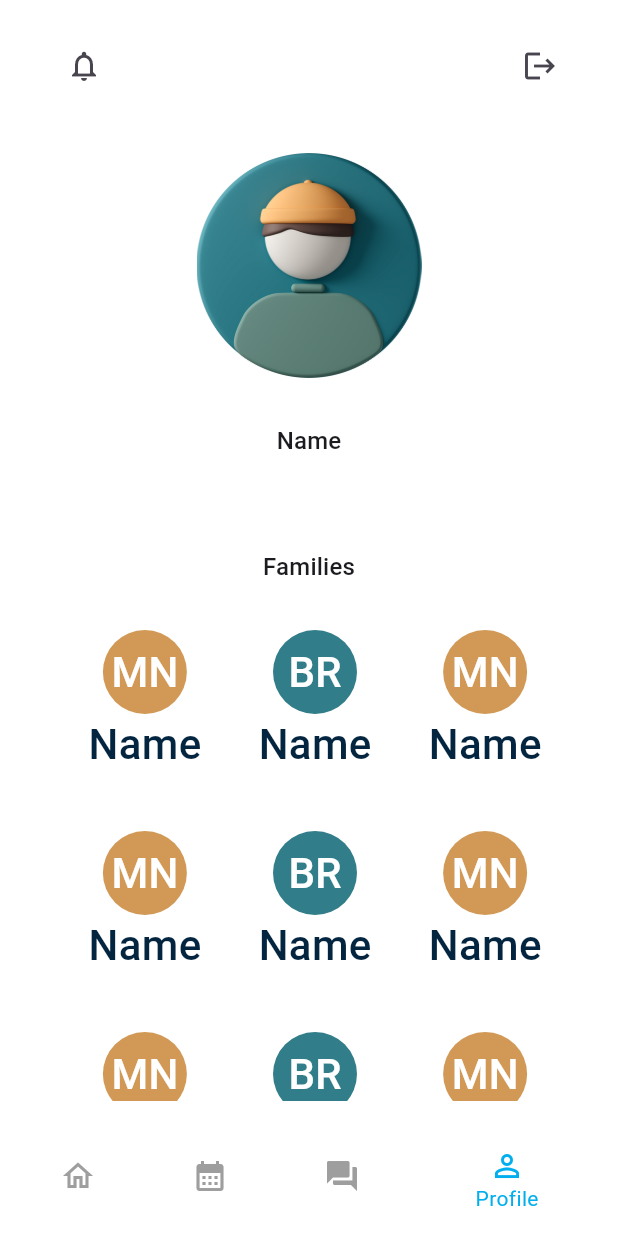
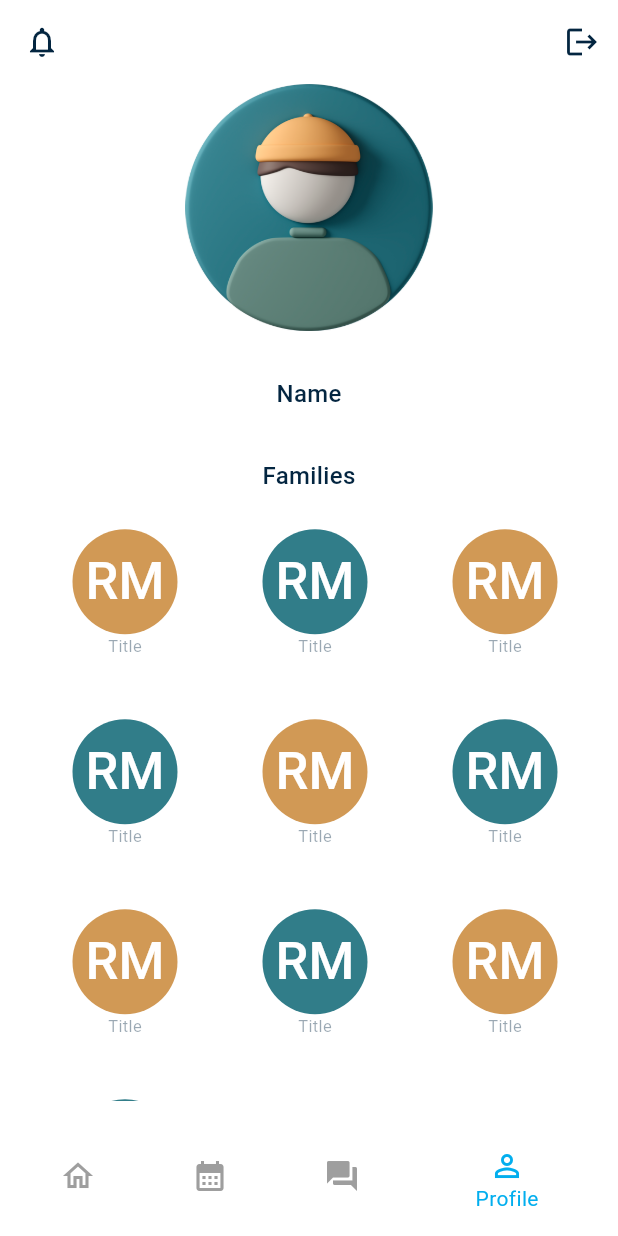
Before and after one commit to dita-daystaruni/orientation_ap, a Flutter app: the BottomNav screen opened directly with empty values, item 4 of the bottom bar chosen, on a phone screen of 412 x 824 dp. Run offline on Flutter 3.47's test engine with Material 3 defaults, Android fonts, the light colour scheme and no system bars; our stand-ins replace get.

Commit message:
feat: completed g9 profile page and all navigations in that page

```diff
--- a/lib/pages/activitypage.dart
+++ b/lib/pages/activitypage.dart
@@ -1,5 +1,4 @@
 import 'package:flutter/material.dart';
-import 'package:get/get.dart';
 import 'package:orientation_app/constants/custom_colors.dart';
 
 class ActivityPage extends StatelessWidget {
--- a/lib/pages/contactdetails.dart
+++ b/lib/pages/contactdetails.dart
@@ -1,7 +1,6 @@
 import 'package:flutter/material.dart';
 import 'package:orientation_app/constants/custom_colors.dart';
-import 'package:orientation_app/widgets/contact_tile.dart';
-import 'package:orientation_app/pages/profile.dart';
+import 'package:orientation_app/pages/g9_profile_page.dart';
 
 class ContactDetails extends StatelessWidget {
   const ContactDetails({super.key});
--- a/lib/pages/profile.dart
+++ b/lib/pages/g9_profile_page.dart
@@ -1,61 +1,96 @@
 import 'package:flutter/material.dart';
 import 'package:orientation_app/constants/custom_colors.dart';
-import 'package:orientation_app/widgets/familylist.dart';
+import 'package:orientation_app/pages/g9_family_view_page.dart';
+import 'package:orientation_app/widgets/contact_tile.dart';
 
-class Profile extends StatelessWidget {
-  const Profile({super.key});
+class G9ProfilePage extends StatelessWidget {
+  const G9ProfilePage({super.key});
 
   @override
   Widget build(BuildContext context) {
     return Scaffold(
+      appBar: AppBar(
+        shadowColor: CustomColors.backgroundColor,
+        foregroundColor: CustomColors.backgroundColor,
         backgroundColor: CustomColors.backgroundColor,
-      body: Padding(
-        padding: const EdgeInsets.all(16.0),
-        child: SingleChildScrollView(
+        leading: IconButton(
+          onPressed: () {
+            debugPrint("Coming Soon");
+          },
+          icon: const Icon(
+            Icons.notifications_outlined,
+            color: CustomColors.textColor,
+          ),
+        ),
+        actions: [
+          IconButton(
+            onPressed: () {
+              debugPrint("Coming Soon");
+            },
+            icon: const Icon(
+              Icons.logout,
+              color: CustomColors.textColor,
+            ),
+          ),
+        ],
+      ),
+      backgroundColor: CustomColors.backgroundColor,
+      body: Center(
         child: Column(
-            crossAxisAlignment:
-                CrossAxisAlignment.start, // Align children to the start
+          crossAxisAlignment: CrossAxisAlignment.center,
           children: [
-              ListTile(
-                leading: IconButton(
-                  onPressed: () {},
-                  icon: const Icon(Icons.notifications_outlined),
-                ),
-                trailing: const Icon(Icons.logout),
+            Image.asset(
+              'assets/images/profile.png',
+              height: MediaQuery.of(context).size.height * 0.2,
             ),
             const SizedBox(
               height: 30,
             ),
-              Center(
-                child: Column(
-                  children: [
-                    Image.asset(
-                      'assets/images/profile.png',
-                      height: 150,
-                    ),
-                    const SizedBox(
-                      height: 30,
-                    ),
-                    Text(
+            const Text(
               'Name',
-                      style: Theme.of(context).textTheme.titleMedium,
-                    ),
-                    const SizedBox(
-                      height: 10,
-                    ),
-                    // Text(
-                    //   'contact',
-                    //   style: Theme.of(context).textTheme.bodyMedium,
-                    // ),
-                  ],
+              style: TextStyle(
+                color: CustomColors.textColor,
+                fontWeight: FontWeight.w500,
+                fontSize: 16,
               ),
             ),
-              const SizedBox(
-                height: 20,
+            const Padding(
+              padding: EdgeInsets.only(
+                top: 32.0,
+                bottom: 8.0,
               ),
-              const FamilyList(),
+              child: Text(
+                'Families',
+                style: TextStyle(
+                  color: CustomColors.textColor,
+                  fontWeight: FontWeight.w500,
+                  fontSize: 16,
+                ),
+              ),
+            ),
+            Expanded(
+              child: Padding(
+                padding: const EdgeInsets.all(16.0),
+                child: GridView.builder(
+                  gridDelegate: const SliverGridDelegateWithFixedCrossAxisCount(
+                    crossAxisCount: 3,
+                    crossAxisSpacing: 0,
+                    mainAxisSpacing: 0,
+                  ),
+                  itemBuilder: (context, idx) {
+                    return ContactTile(
+                      label: "RM",
+                      idx: idx,
+                      sizes: 35,
+                      redirectionPage: const G9FamilyViewPage(),
+                    );
+                  },
+                  itemCount: 10,
+                  scrollDirection: Axis.vertical,
+                ),
+              ),
+            )
           ],
-          ),
         ),
       ),
     );
@@ -99,7 +134,6 @@ class FamilyProfile extends StatelessWidget {
                 height: 40,
               ),
             ),
-            const FamilyList(),
           ],
         ),
       ),
--- a/lib/pages/g9dashboard_page.dart
+++ b/lib/pages/g9dashboard_page.dart
@@ -25,7 +25,7 @@ class G9DashboardPage extends StatelessWidget {
           ),
           // statistics page
           Padding(
-            padding: EdgeInsets.symmetric(
+            padding: const EdgeInsets.symmetric(
               vertical: 0,
               horizontal: 8.0,
             ),
--- a/lib/widgets/contact_tile.dart
+++ b/lib/widgets/contact_tile.dart
@@ -12,6 +12,7 @@ class ContactTile extends StatelessWidget {
     this.title,
     required this.idx,
     required this.sizes,
+    required this.redirectionPage,
   });
 
   final String label;
@@ -20,18 +21,17 @@ class ContactTile extends StatelessWidget {
   final int idx;
   final String? title;
   final double sizes;
+  final Widget redirectionPage;
 
   @override
   Widget build(BuildContext context) {
     return Padding(
       padding: const EdgeInsets.only(left: 8, bottom: 8),
+      child: GestureDetector(
+        onTap: () => Get.to(redirectionPage),
         child: Column(
           children: [
-          InkWell(
-            onTap: () {
-              Get.to(const ContactDetails());
-            },
-            child: CircleAvatar(
+            CircleAvatar(
               radius: sizes,
               backgroundColor: idx % 2 == 0
                   ? CustomColors.iconColorOne
@@ -45,8 +45,6 @@ class ContactTile extends StatelessWidget {
                 ),
               ),
             ),
-          ),
-          // const SizedBox(height: 8),
             name != null
                 ? Text(
                     name!,
@@ -64,16 +62,8 @@ class ContactTile extends StatelessWidget {
                       fontSize: 11,
                     ),
                   ),
-          // const SizedBox(height: 4),
-          // TODO the reason for this
-          // contact != null
-          //     ? Text(
-          //         contact!,
-          //         style: const TextStyle(
-          //             fontWeight: FontWeight.w500, color: Colors.grey),
-          //       )
-          //     : const SizedBox.shrink(),
           ],
+        ),
       ),
     );
   }
@@ -85,45 +75,54 @@ var contacts = const [
     label: "RM",
     idx: 0,
     sizes: 20,
+    redirectionPage: ContactDetails(),
   ),
   ContactTile(
     label: "RM",
     idx: 1,
     sizes: 20,
+    redirectionPage: ContactDetails(),
   ),
   ContactTile(
     label: "RM",
     idx: 2,
     sizes: 20,
+    redirectionPage: ContactDetails(),
   ),
   ContactTile(
     label: "RM",
     idx: 3,
     sizes: 20,
+    redirectionPage: ContactDetails(),
   ),
   ContactTile(
     label: "RM",
     idx: 4,
     sizes: 20,
+    redirectionPage: ContactDetails(),
   ),
   ContactTile(
     label: "RM",
     idx: 5,
     sizes: 20,
+    redirectionPage: ContactDetails(),
   ),
   ContactTile(
     label: "RM",
     idx: 6,
     sizes: 20,
+    redirectionPage: ContactDetails(),
   ),
   ContactTile(
     label: "RM",
     idx: 7,
     sizes: 20,
+    redirectionPage: ContactDetails(),
   ),
   ContactTile(
     label: "RM",
     idx: 8,
     sizes: 20,
+    redirectionPage: ContactDetails(),
   )
 ];
--- a/lib/widgets/custom_bottomnav.dart
+++ b/lib/widgets/custom_bottomnav.dart
@@ -8,7 +8,7 @@ import 'package:orientation_app/pages/routines_events_page.dart';
 import 'package:orientation_app/pages/home_page.dart';
 
 import '../pages/faq_page.dart';
-import '../pages/profile.dart';
+import '../pages/g9_profile_page.dart';
 
 class BottomNav extends StatefulWidget {
   const BottomNav({
@@ -27,7 +27,7 @@ class _BottomNavState extends State<BottomNav> {
   final pages = [
     const Routines(),
     const FaqPage(),
-    const Profile(),
+    const G9ProfilePage(),
   ];
 
   @override
--- a/lib/widgets/familylist.dart
+++ /dev/null
@@ -1,176 +0,0 @@
-import 'package:flutter/cupertino.dart';
-import 'package:flutter/material.dart';
-import 'package:flutter/widgets.dart';
-import 'package:get/get_core/src/get_main.dart';
-import 'package:get/get_navigation/get_navigation.dart';
-import 'package:orientation_app/widgets/contact_tile.dart';
-import 'package:orientation_app/pages/profile.dart';
-
-class FamilyList extends StatelessWidget {
-  const FamilyList({super.key});
-
-  @override
-  Widget build(BuildContext context) {
-    return Center(
-      child: Column(
-        mainAxisAlignment: MainAxisAlignment.center,
-        crossAxisAlignment: CrossAxisAlignment.center,
-        children: [
-          const SizedBox(
-            height: 30,
-          ),
-          Text(
-            'Families',
-            style: Theme.of(context).textTheme.titleMedium,
-          ),
-          const SizedBox(
-            height: 30,
-          ),
-          Row(
-            mainAxisAlignment: MainAxisAlignment.center,
-            children: [
-              GestureDetector(
-                onTap: () {
-                  Get.to(const FamilyProfile());
-                },
-                child: const ContactTile(
-                  label: 'MN',
-                  name: 'Name',
-                  idx: 0,
-                  sizes: 28,
-                ),
-              ),
-              const SizedBox(
-                width: 30,
-              ),
-              GestureDetector(
-                onTap: () {
-                  Get.to(const FamilyProfile());
-                },
-                child: const ContactTile(
-                  label: 'BR',
-                  name: 'Name',
-                  idx: 1,
-                  sizes: 28,
-                ),
-              ),
-              const SizedBox(
-                width: 30,
-              ),
-              GestureDetector(
-                onTap: () {
-                  Get.to(const FamilyProfile());
-                },
-                child: GestureDetector(
-                  onTap: () {
-                    Get.to(const FamilyProfile());
-                  },
-                  child: const ContactTile(
-                    label: 'MN',
-                    name: 'Name',
-                    idx: 2,
-                    sizes: 28,
-                  ),
-                ),
-              ),
-            ],
-          ),
-          const SizedBox(
-            height: 30,
-          ),
-          Row(
-            mainAxisAlignment: MainAxisAlignment.center,
-            children: [
-              GestureDetector(
-                onTap: () {
-                  Get.to(const FamilyProfile());
-                },
-                child: const ContactTile(
-                  label: 'MN',
-                  name: 'Name',
-                  idx: 0,
-                  sizes: 28,
-                ),
-              ),
-              const SizedBox(
-                width: 30,
-              ),
-              GestureDetector(
-                onTap: () {
-                  Get.to(const FamilyProfile());
-                },
-                child: const ContactTile(
-                  label: 'BR',
-                  name: 'Name',
-                  idx: 1,
-                  sizes: 28,
-                ),
-              ),
-              const SizedBox(
-                width: 30,
-              ),
-              GestureDetector(
-                onTap: () {
-                  Get.to(const FamilyProfile());
-                },
-                child: const ContactTile(
-                  label: 'MN',
-                  name: 'Name',
-                  idx: 0,
-                  sizes: 28,
-                ),
-              ),
-            ],
-          ),
-          const SizedBox(
-            height: 30,
-          ),
-          Row(
-            mainAxisAlignment: MainAxisAlignment.center,
-            children: [
-              GestureDetector(
-                onTap: () {
-                  Get.to(const FamilyProfile());
-                },
-                child: const ContactTile(
-                  label: 'MN',
-                  name: 'Name',
-                  idx: 0,
-                  sizes: 28,
-                ),
-              ),
-              const SizedBox(
-                width: 30,
-              ),
-              GestureDetector(
-                onTap: () {
-                  Get.to(const FamilyProfile());
-                },
-                child: const ContactTile(
-                  label: 'BR',
-                  name: 'Name',
-                  idx: 1,
-                  sizes: 28,
-                ),
-              ),
-              const SizedBox(
-                width: 30,
-              ),
-              GestureDetector(
-                onTap: () {
-                  Get.to(const FamilyProfile());
-                },
-                child: const ContactTile(
-                  label: 'MN',
-                  name: 'Name',
-                  idx: 0,
-                  sizes: 28,
-                ),
-              ),
-            ],
-          )
-        ],
-      ),
-    );
-  }
-}
```
Also changed, not shown: lib/pages/freshman_dashboard_page.dart (+7 -1 lines), lib/pages/g9_family_view_page.dart (added, +132 -0 lines), lib/pages/parent_dashboard_page.dart (+7 -1 lines), lib/widgets/g9dashb.dart (deleted, +0 -161 lines). Lines whose indentation alone changed are shown as unchanged.
